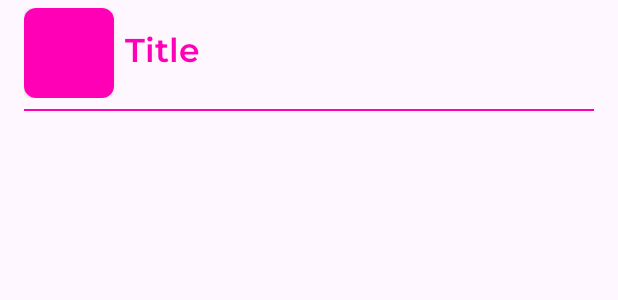
After one commit to Electr1k/Featmap, an Android app: the layout event_item.xml on its own in the app's theme, with its tools: preview values and no code run, on a phone screen of 412 x 824 dp. The commit adds this screen. Shown: the top 300 px of the screen. Run offline under Robolectric (Android 15) with nearby library versions, the phone set to English and light mode, and no system bars.

Commit message:
added events

```diff
--- a/app/src/main/java/ru/trifonov/featmap/adapter/UsersAdapter.kt
+++ b/app/src/main/java/ru/trifonov/featmap/adapter/UsersAdapter.kt
@@ -33,7 +33,6 @@ class UsersAdapter  (
 
     internal fun updateList(newList: List<User>){
         usersList = newList
-        println("Restore ${usersList.size}")
         notifyDataSetChanged()
     }
 
--- a/app/src/main/java/ru/trifonov/featmap/dto/User.kt
+++ b/app/src/main/java/ru/trifonov/featmap/dto/User.kt
@@ -10,5 +10,6 @@ data class User(
     var phoneNumber: String? = null,
 //    var location: Point? = null,
     var uid: String? = null,
+    var eventsList: ArrayList<Int>? = null
 //    var linkImage: String? = null,
 )
--- a/app/src/main/res/layout/detailed_event_fragment.xml
+++ b/app/src/main/res/layout/detailed_event_fragment.xml
@@ -132,13 +132,13 @@
                                 android:layout_marginEnd="7dp"
                                 android:fontFamily="@font/montserrat_semibold"
                                 tools:ignore="Suspicious0dp" />
-                            <Button
+                            <ImageButton
                                 android:id="@+id/list_events_btn"
                                 android:layout_width="wrap_content"
                                 android:layout_height="wrap_content"
-                                android:text="gg"
                                 android:backgroundTint="@color/btn_blue"
-                                android:textColor="@color/pink"
+                                app:tint="@color/pink"
+                                android:src="@drawable/list_events_icon"
                                 android:fontFamily="@font/montserrat_semibold"
                                 />
                         </LinearLayout>
--- /dev/null
+++ b/app/src/main/res/layout/event_item.xml
@@ -0,0 +1,51 @@
+<?xml version="1.0" encoding="utf-8"?>
+<androidx.constraintlayout.widget.ConstraintLayout xmlns:android="http://schemas.android.com/apk/res/android"
+    xmlns:app="http://schemas.android.com/apk/res-auto"
+    android:layout_width="match_parent"
+    android:id="@+id/event_item"
+    android:focusable="true"
+    android:clickable="true"
+    android:foreground="?android:attr/selectableItemBackground"
+    android:layout_height="wrap_content">
+
+    <LinearLayout
+        android:id="@+id/linear"
+        android:layout_width="match_parent"
+        android:layout_height="wrap_content"
+        android:layout_marginHorizontal="16dp"
+        android:paddingVertical="5dp"
+        android:gravity="center_vertical"
+        android:orientation="horizontal"
+        app:layout_constraintEnd_toEndOf="parent"
+        app:layout_constraintStart_toStartOf="parent"
+        app:layout_constraintTop_toTopOf="parent">
+        <androidx.cardview.widget.CardView
+            android:layout_width="wrap_content"
+            android:layout_height="wrap_content"
+            app:cardCornerRadius="8dp">
+            <ImageView
+                android:id="@+id/icon"
+                android:layout_width="60dp"
+                android:layout_height="60dp"
+                android:scaleType="centerCrop"
+                android:background="@color/pink"/>
+        </androidx.cardview.widget.CardView>
+        <TextView
+            android:id="@+id/title"
+            android:layout_width="match_parent"
+            android:layout_height="wrap_content"
+            android:layout_marginStart="7dp"
+            android:text="Title"
+            android:fontFamily="@font/montserrat_semibold"
+            android:textColor="@color/pink"
+            android:textSize="22sp" />
+    </LinearLayout>
+
+    <View
+        android:layout_width="match_parent"
+        android:layout_height="1dp"
+        android:layout_marginTop="2dp"
+        android:background="@color/pink"
+        android:layout_marginHorizontal="16dp"
+        app:layout_constraintTop_toBottomOf="@+id/linear"/>
+</androidx.constraintlayout.widget.ConstraintLayout>
--- a/app/src/main/res/values/strings.xml
+++ b/app/src/main/res/values/strings.xml
@@ -12,5 +12,6 @@
     <string name="example_name">Александр</string>
     <string name="go">Я пойду</string>
     <string name="not_go">Отказаться</string>
+    <string name="events">Events</string>
 
 </resources>
```
Also changed, not shown: app/src/main/java/ru/trifonov/featmap/adapter/EventsAdapter.kt (added, +49 -0 lines), app/src/main/java/ru/trifonov/featmap/adapter/EventsPagerAdapter.kt (added, +32 -0 lines), app/src/main/java/ru/trifonov/featmap/fragment/AllEventsPagerFragment.kt (added, +48 -0 lines), app/src/main/java/ru/trifonov/featmap/fragment/DetailedEventScreen.kt (+17 -7 lines), app/src/main/java/ru/trifonov/featmap/fragment/EventsScreen.kt (added, +68 -0 lines), app/src/main/java/ru/trifonov/featmap/fragment/MapScreen.kt (+7 -3 lines), app/src/main/java/ru/trifonov/featmap/fragment/MyEventsPagerFragment.kt (added, +55 -0 lines), app/src/main/res/drawable/list_events_icon.xml (added, +7 -0 lines), app/src/main/res/layout/all_events.xml (added, +14 -0 lines), app/src/main/res/layout/events_screen_fragment.xml (added, +29 -0 lines), app/src/main/res/layout/map_screen_fragment.xml (+11 -0 lines), app/src/main/res/layout/my_events.xml (added, +13 -0 lines), app/src/main/res/navigation/mobile_navigation.xml (+18 -0 lines).
